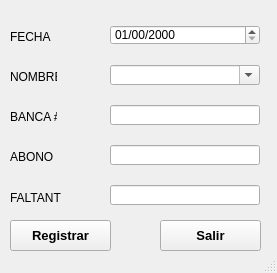
Qt form MiniNomina/FrmDesign/Faltantes.ui (CodeDrTech/DevelopPython) before a commit.
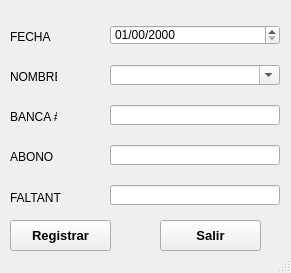
The same form after that commit.

Patch:
```diff
--- a/MiniNomina/FrmDesign/Faltantes.ui
+++ b/MiniNomina/FrmDesign/Faltantes.ui
@@ -9,7 +9,7 @@
    <rect>
     <x>0</x>
     <y>0</y>
-    <width>277</width>
+    <width>291</width>
     <height>273</height>
    </rect>
   </property>
@@ -127,7 +127,7 @@
      <rect>
       <x>110</x>
       <y>105</y>
-      <width>150</width>
+      <width>170</width>
       <height>20</height>
      </rect>
     </property>
@@ -137,7 +137,7 @@
      <rect>
       <x>110</x>
       <y>185</y>
-      <width>150</width>
+      <width>170</width>
       <height>20</height>
      </rect>
     </property>
@@ -147,7 +147,7 @@
      <rect>
       <x>110</x>
       <y>145</y>
-      <width>150</width>
+      <width>170</width>
       <height>20</height>
      </rect>
     </property>
@@ -157,7 +157,7 @@
      <rect>
       <x>110</x>
       <y>25</y>
-      <width>150</width>
+      <width>170</width>
       <height>20</height>
      </rect>
     </property>
@@ -173,7 +173,7 @@
      <rect>
       <x>110</x>
       <y>65</y>
-      <width>150</width>
+      <width>170</width>
       <height>20</height>
      </rect>
     </property>
```
